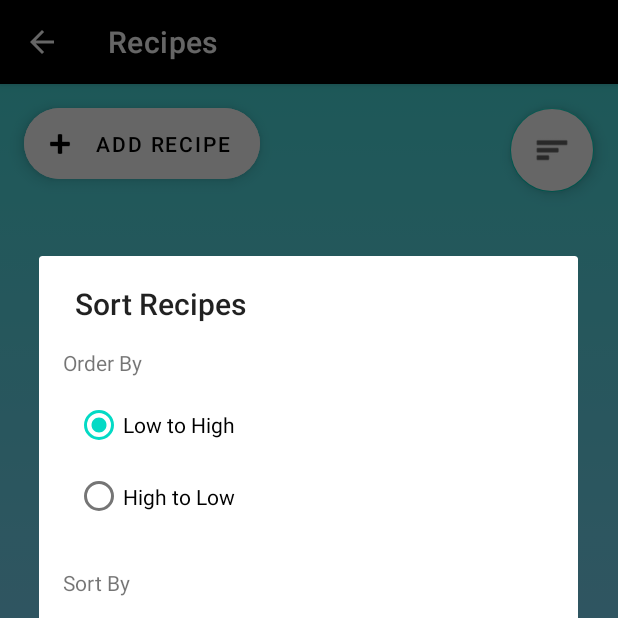
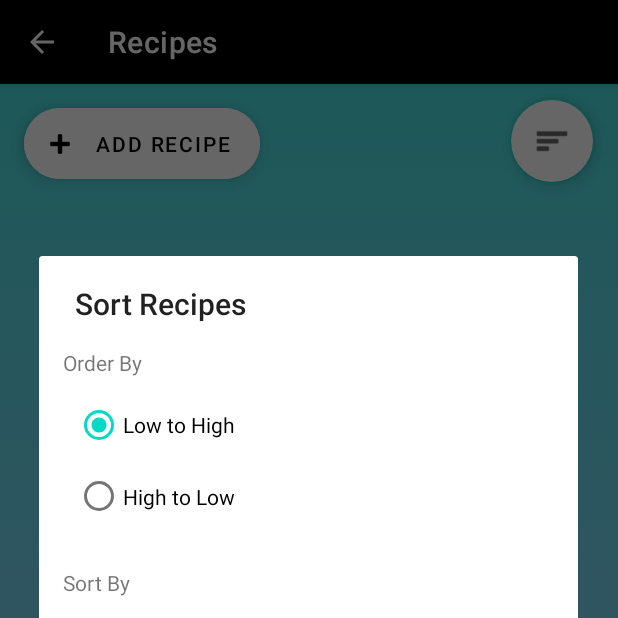
Before and after one commit to CMPUT301F22T16/HappyMeals, an Android app: the RecipeListActivity screen opened directly, with no data from a screen before it, after a tap on an icon or button, on a phone screen of 412 x 824 dp, the top half of it. Run offline under Robolectric (Android 15) with nearby library versions, the phone set to English and light mode, and no system bars; our stand-ins replace Firebase (no records; nobody signed in at launch, a user with empty details on screens opened directly); pictures from the network do not load; 1 statement that could not run was skipped.

Commit message:
Mergin Login changes

```diff
--- a/app/build.gradle
+++ b/app/build.gradle
@@ -58,6 +58,9 @@ dependencies {
 
     implementation 'com.firebaseui:firebase-ui-auth:7.2.0'
     implementation 'com.facebook.android:facebook-login:[8,9)'
+    implementation "com.google.android.gms:play-services-auth:20.3.0"
+
+
     implementation 'com.github.bumptech.glide:glide:4.11.0'
 
 
--- a/app/src/main/java/com/example/happymeals/DBHandler.java
+++ b/app/src/main/java/com/example/happymeals/DBHandler.java
@@ -265,7 +265,7 @@ public class DBHandler {
     public void getUserRecipes(ArrayAdapter adapter, LoadingDialog dialog) {
         CollectionReference ref = conn.collection("user_recipes");
         Query query = ref.whereEqualTo("user", getUsername());
-        System.out.println(getUsername());
+
         query
                 .addSnapshotListener(new EventListener<QuerySnapshot>() {
                     @Override
--- a/app/src/main/java/com/example/happymeals/RecipeListActivity.java
+++ b/app/src/main/java/com/example/happymeals/RecipeListActivity.java
@@ -111,7 +111,6 @@ public class RecipeListActivity extends AppCompatActivity implements RecipeListI
     }
 
     public void addRecipeAction(View view) {
-        // TODO start the AddRecipeActivity here
 
         Intent intent = new Intent(RecipeListActivity.this, EditRecipe.class);
         Bundle bundle = new Bundle();
--- a/app/src/main/res/layout/activity_recipe_list.xml
+++ b/app/src/main/res/layout/activity_recipe_list.xml
@@ -45,10 +45,11 @@
         android:id="@+id/sort_recipes"
         android:layout_width="wrap_content"
         android:layout_height="wrap_content"
-        android:layout_marginTop="16dp"
+        android:layout_marginTop="12dp"
         android:layout_marginEnd="16dp"
         android:backgroundTint="@color/white"
         android:clickable="true"
+        app:layout_constraintBottom_toBottomOf="@+id/add_recipe_button"
         app:layout_constraintEnd_toEndOf="parent"
         app:layout_constraintTop_toTopOf="parent"
         app:srcCompat="@android:drawable/ic_menu_sort_by_size"
```
Also changed, not shown: app/src/main/AndroidManifest.xml (+4 -4 lines), app/src/main/java/com/example/happymeals/MainActivity.java (+5 -4 lines).
